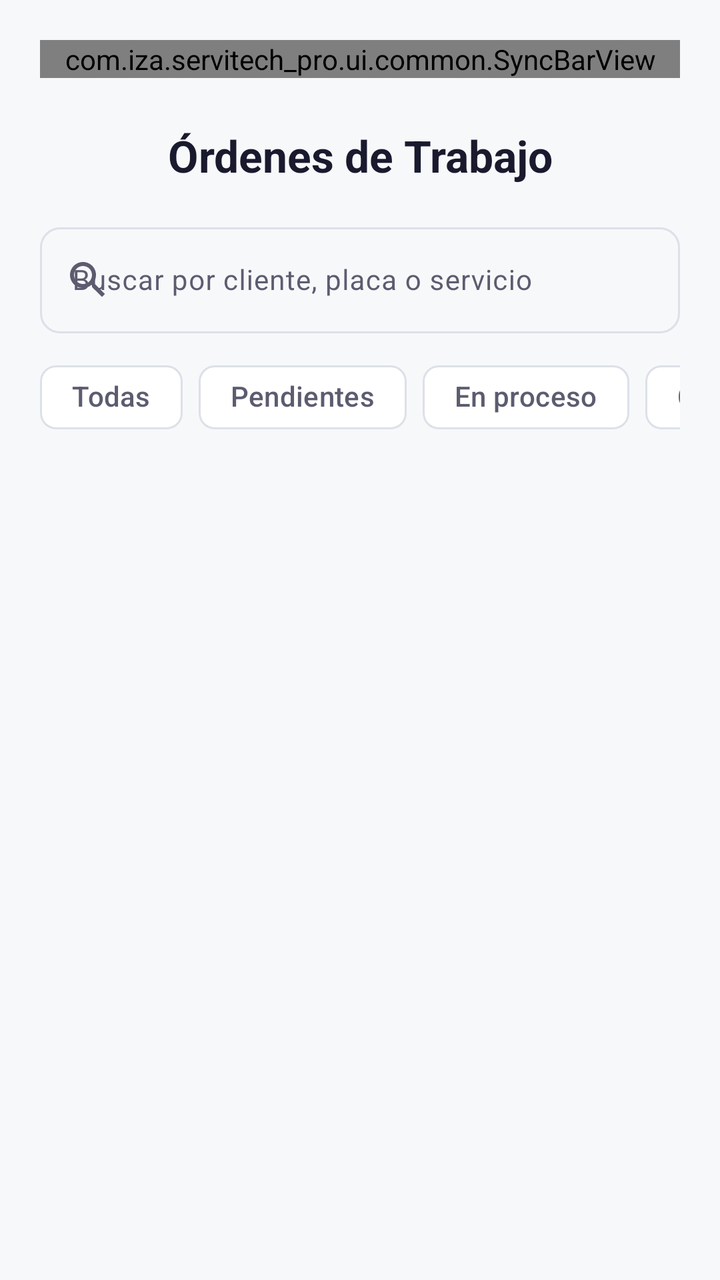
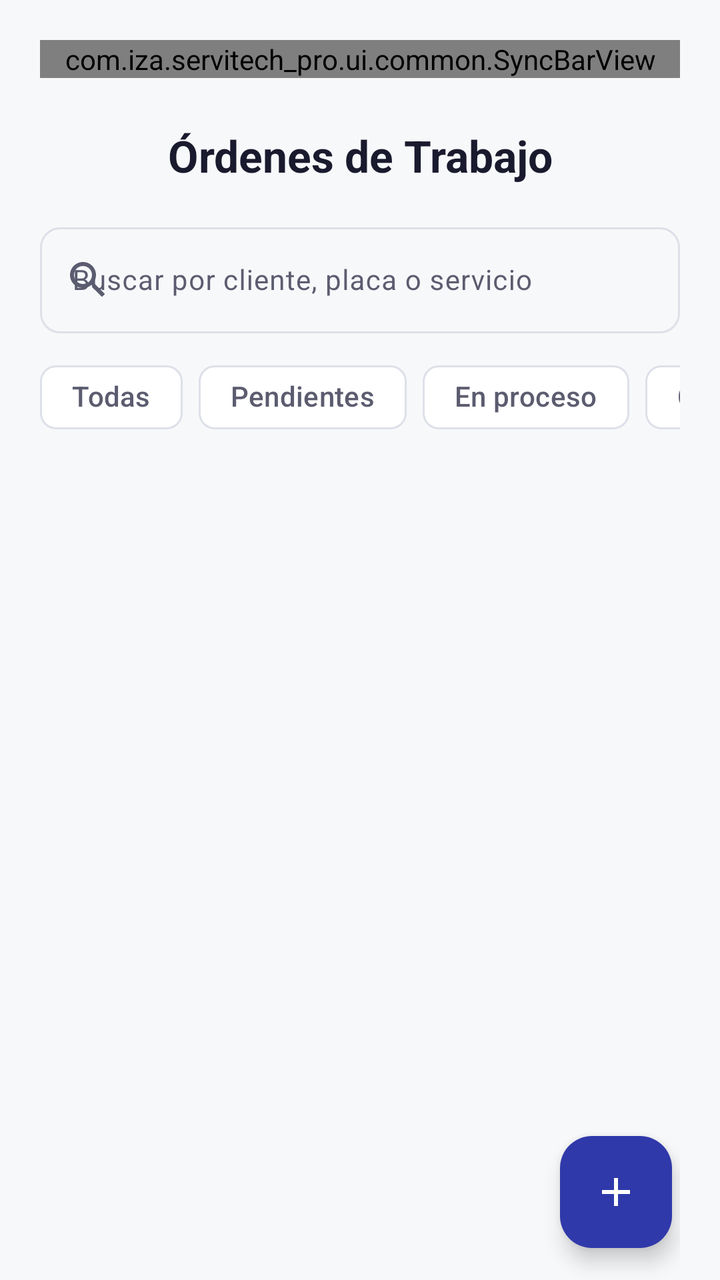

Screens rendered from an Android XML layout before and after an edit, with the pre-edit source and the edit as a unified diff.
<!-- AndroidManifest.xml: application theme Theme.Servitech_Pro -->
<!-- res/layout/activity_ordenes.xml -->
<?xml version="1.0" encoding="utf-8"?>
<LinearLayout xmlns:android="http://schemas.android.com/apk/res/android"
    xmlns:app="http://schemas.android.com/apk/res-auto"
    android:layout_width="match_parent"
    android:layout_height="match_parent"
    android:background="@color/sv_background"
    android:fitsSystemWindows="true"
    android:orientation="vertical">

    <LinearLayout
        android:layout_width="match_parent"
        android:layout_height="match_parent"
        android:orientation="vertical"
        android:paddingStart="20dp"
        android:paddingTop="20dp"
        android:paddingEnd="20dp">

    <com.iza.servitech_pro.ui.common.SyncBarView
        android:id="@+id/syncBar"
        android:layout_width="match_parent"
        android:layout_height="wrap_content" />

    <TextView
        android:layout_width="match_parent"
        android:layout_height="wrap_content"
        android:layout_marginTop="24dp"
        android:layout_marginBottom="16dp"
        android:gravity="center"
        android:text="@string/ordenes_titulo"
        android:textColor="@color/sv_text_primary"
        android:textSize="22sp"
        android:textStyle="bold" />

    <com.google.android.material.textfield.TextInputLayout
        style="@style/Widget.Material3.TextInputLayout.OutlinedBox"
        android:layout_width="match_parent"
        android:layout_height="wrap_content"
        android:hint="@string/ordenes_buscar"
        app:boxCornerRadiusBottomEnd="10dp"
        app:boxCornerRadiusBottomStart="10dp"
        app:boxCornerRadiusTopEnd="10dp"
        app:boxCornerRadiusTopStart="10dp"
        app:startIconDrawable="@drawable/ic_search"
        app:startIconTint="@color/sv_text_secondary">

        <com.google.android.material.textfield.TextInputEditText
            android:id="@+id/etBuscar"
            android:layout_width="match_parent"
            android:layout_height="wrap_content"
            android:imeOptions="actionSearch"
            android:inputType="text"
            android:maxLines="1"
            android:textSize="14sp" />
    </com.google.android.material.textfield.TextInputLayout>

    <HorizontalScrollView
        android:layout_width="match_parent"
        android:layout_height="wrap_content"
        android:layout_marginTop="8dp"
        android:layout_marginBottom="12dp"
        android:scrollbars="none">

        <com.google.android.material.chip.ChipGroup
            android:id="@+id/chipGroup"
            android:layout_width="wrap_content"
            android:layout_height="wrap_content"
            app:selectionRequired="true"
            app:singleLine="true"
            app:singleSelection="true">

            <com.google.android.material.chip.Chip
                android:id="@+id/chipTodas"
                style="@style/Widget.Material3.Chip.Filter"
                android:layout_width="wrap_content"
                android:layout_height="wrap_content"
                android:text="@string/filtro_todas" />

            <com.google.android.material.chip.Chip
                android:id="@+id/chipPendientes"
                style="@style/Widget.Material3.Chip.Filter"
                android:layout_width="wrap_content"
                android:layout_height="wrap_content"
                android:text="@string/panel_pendientes" />

            <com.google.android.material.chip.Chip
                android:id="@+id/chipEnProceso"
                style="@style/Widget.Material3.Chip.Filter"
                android:layout_width="wrap_content"
                android:layout_height="wrap_content"
                android:text="@string/panel_en_proceso" />

            <com.google.android.material.chip.Chip
                android:id="@+id/chipCompletadas"
                style="@style/Widget.Material3.Chip.Filter"
                android:layout_width="wrap_content"
                android:layout_height="wrap_content"
                android:text="@string/panel_completadas" />
        </com.google.android.material.chip.ChipGroup>
    </HorizontalScrollView>

    <FrameLayout
        android:layout_width="match_parent"
        android:layout_height="0dp"
        android:layout_weight="1">

        <androidx.recyclerview.widget.RecyclerView
            android:id="@+id/rvOrdenes"
            android:layout_width="match_parent"
            android:layout_height="match_parent"
            android:clipToPadding="false"
            android:paddingBottom="16dp" />

        <TextView
            android:id="@+id/tvVacio"
            android:layout_width="wrap_content"
            android:layout_height="wrap_content"
            android:layout_gravity="center"
            android:text="@string/ordenes_vacio"
            android:textColor="@color/sv_text_secondary"
            android:textSize="14sp"
            android:visibility="gone" />
    </FrameLayout>
</LinearLayout>
</LinearLayout>
<!-- resources referenced by this layout -->
<resources>
  <color name="sv_background">#F7F8FA</color>
  <color name="sv_text_primary">#1A1A2E</color>
  <color name="sv_text_secondary">#5C5C70</color>
  <!-- drawable ic_search (drawable) -->
  <?xml version="1.0" encoding="utf-8"?>
  <vector xmlns:android="http://schemas.android.com/apk/res/android"
      android:width="24dp"
      android:height="24dp"
      android:viewportWidth="24"
      android:viewportHeight="24">
      <path
          android:fillColor="#FFFFFFFF"
          android:pathData="M15.5,14h-0.79l-0.28,-0.27C15.41,12.59 16,11.11 16,9.5 16,5.91 13.09,3 9.5,3S3,5.91 3,9.5 5.91,16 9.5,16c1.61,0 3.09,-0.59 4.23,-1.57l0.27,0.28v0.79l5,4.99L20.49,19l-4.99,-5zM9.5,14C7.01,14 5,11.99 5,9.5S7.01,5 9.5,5 14,7.01 14,9.5 11.99,14 9.5,14z" />
  </vector>
  <string name="filtro_todas">Todas</string>
  <string name="ordenes_buscar">Buscar por cliente, placa o servicio</string>
  <string name="ordenes_titulo">Órdenes de Trabajo</string>
  <string name="ordenes_vacio">No hay órdenes para mostrar</string>
  <string name="panel_completadas">Completadas</string>
  <string name="panel_en_proceso">En proceso</string>
  <string name="panel_pendientes">Pendientes</string>
  <style name="Theme.Servitech_Pro" parent="Base.Theme.Servitech_Pro" />
  <style name="Base.Theme.Servitech_Pro" parent="Theme.Material3.DayNight.NoActionBar">
          <item name="colorPrimary">@color/sv_primary</item>
          <item name="colorOnPrimary">@color/sv_on_primary</item>
          <item name="colorSecondary">@color/sv_secondary</item>
          <item name="colorOnSecondary">@color/sv_on_primary</item>
          <item name="colorTertiary">@color/sv_accent</item>
          <item name="colorSurface">@color/sv_surface</item>
          <item name="colorOnSurface">@color/sv_text_primary</item>
          <item name="colorOnSurfaceVariant">@color/sv_text_secondary</item>
          <item name="colorOutline">@color/sv_border</item>
          <item name="colorError">@color/sv_status_pending</item>
          <item name="android:colorBackground">@color/sv_background</item>
          <item name="colorOnBackground">@color/sv_text_primary</item>
          <item name="android:windowBackground">@color/sv_background</item>
          <item name="android:statusBarColor">@color/sv_background</item>
          <item name="android:navigationBarColor">@color/sv_background</item>
          <item name="android:windowLightStatusBar">true</item>
      </style>
  <color name="sv_primary">#2F39A9</color>
  <color name="sv_on_primary">#FFFFFF</color>
  <color name="sv_secondary">#2E6FA0</color>
  <color name="sv_accent">#49A4BB</color>
  <color name="sv_surface">#FFFFFF</color>
  <color name="sv_border">#DDE0E8</color>
  <color name="sv_status_pending">#E63946</color>
</resources>

<!-- the commit's change to res/layout/activity_ordenes.xml (unified diff, before → after) -->
@@ -119,6 +119,19 @@
             android:textColor="@color/sv_text_secondary"
             android:textSize="14sp"
             android:visibility="gone" />
+
+        <com.google.android.material.floatingactionbutton.FloatingActionButton
+            android:id="@+id/fabNueva"
+            android:layout_width="wrap_content"
+            android:layout_height="wrap_content"
+            android:layout_gravity="bottom|end"
+            android:layout_marginEnd="4dp"
+            android:layout_marginBottom="16dp"
+            android:contentDescription="@string/form_nueva"
+            android:src="@drawable/ic_add"
+            app:backgroundTint="@color/sv_primary"
+            app:tint="@color/sv_on_primary" />
+
     </FrameLayout>
 </LinearLayout>
 </LinearLayout>
<!-- resource entries referenced after the edit -->
@@ -3,6 +3,14 @@
   <color name="sv_background">#F7F8FA</color>
   <color name="sv_text_primary">#1A1A2E</color>
   <color name="sv_text_secondary">#5C5C70</color>
+  <!-- drawable ic_add (drawable) -->
+  <?xml version="1.0" encoding="utf-8"?>
+  <vector xmlns:android="http://schemas.android.com/apk/res/android"
+      android:width="24dp" android:height="24dp"
+      android:viewportWidth="24" android:viewportHeight="24">
+      <path android:fillColor="#FFFFFFFF"
+          android:pathData="M19,13h-6v6h-2v-6H5v-2h6V5h2v6h6v2z" />
+  </vector>
   <!-- drawable ic_search (drawable) -->
   <?xml version="1.0" encoding="utf-8"?>
   <vector xmlns:android="http://schemas.android.com/apk/res/android"
@@ -15,6 +23,7 @@
           android:pathData="M15.5,14h-0.79l-0.28,-0.27C15.41,12.59 16,11.11 16,9.5 16,5.91 13.09,3 9.5,3S3,5.91 3,9.5 5.91,16 9.5,16c1.61,0 3.09,-0.59 4.23,-1.57l0.27,0.28v0.79l5,4.99L20.49,19l-4.99,-5zM9.5,14C7.01,14 5,11.99 5,9.5S7.01,5 9.5,5 14,7.01 14,9.5 11.99,14 9.5,14z" />
   </vector>
   <string name="filtro_todas">Todas</string>
+  <string name="form_nueva">Nueva orden</string>
   <string name="ordenes_buscar">Buscar por cliente, placa o servicio</string>
   <string name="ordenes_titulo">Órdenes de Trabajo</string>
   <string name="ordenes_vacio">No hay órdenes para mostrar</string>
